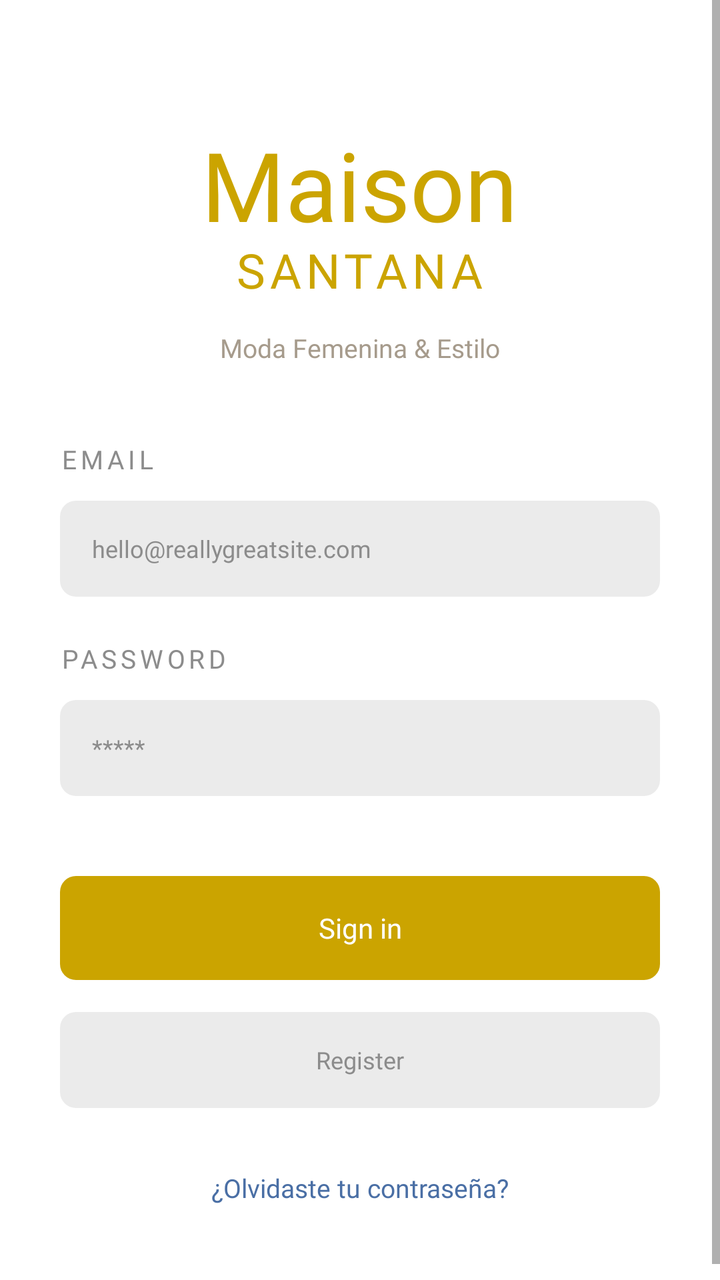
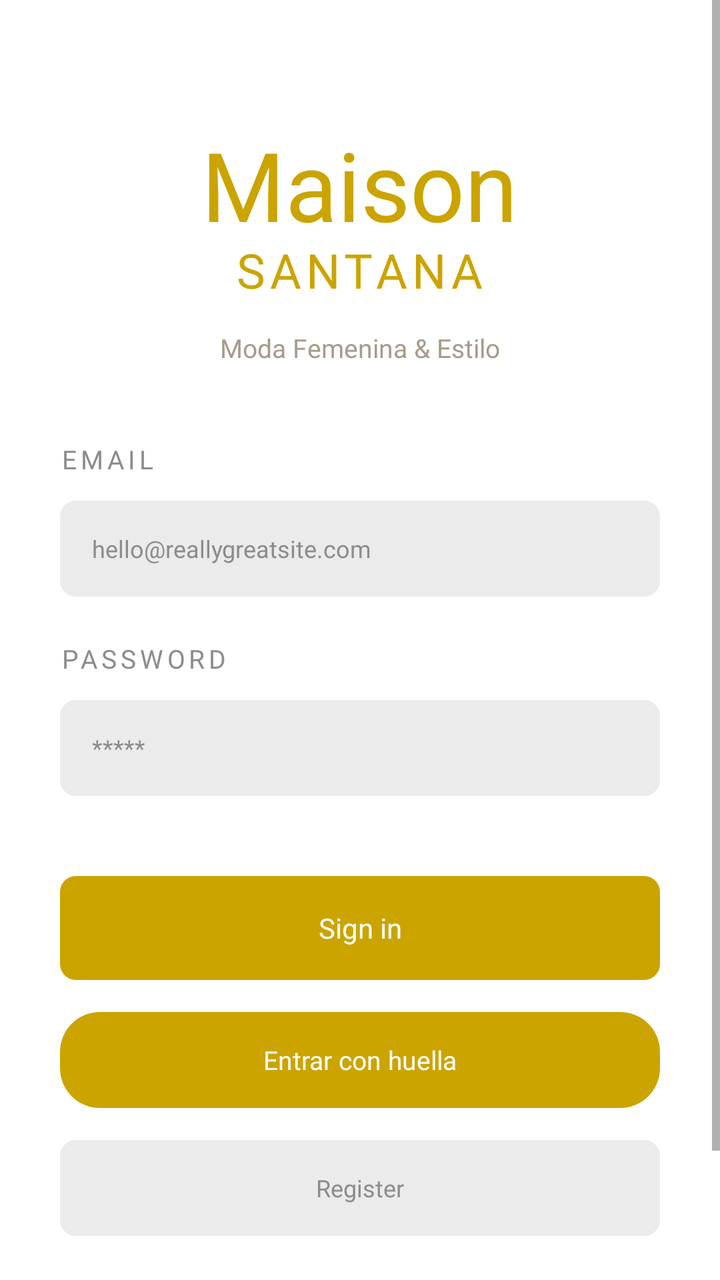

Before-and-after screenshots of an Android layout around one commit, followed by the original layout XML and the change that was made.
<!-- AndroidManifest.xml: application theme Theme.MaisonSantana -->
<!-- res/layout/activity_main.xml -->
<?xml version="1.0" encoding="utf-8"?>
<ScrollView xmlns:android="http://schemas.android.com/apk/res/android"
    android:layout_width="match_parent"
    android:layout_height="match_parent"
    android:background="@color/white"
    android:fillViewport="true">

    <LinearLayout
        android:layout_width="match_parent"
        android:layout_height="wrap_content"
        android:orientation="vertical"
        android:paddingStart="30dp"
        android:paddingEnd="30dp">

        <TextView
            android:layout_width="wrap_content"
            android:layout_height="wrap_content"
            android:layout_gravity="center_horizontal"
            android:layout_marginTop="60dp"
            android:fontFamily="@font/great_vibes"
            android:text="Maison"
            android:textColor="@color/gold"
            android:textSize="48sp" />

        <TextView
            android:layout_width="wrap_content"
            android:layout_height="wrap_content"
            android:layout_gravity="center_horizontal"
            android:layout_marginTop="-6dp"
            android:fontFamily="@font/inria_serif_regular"
            android:letterSpacing="0.1"
            android:text="SANTANA"
            android:textColor="@color/gold"
            android:textSize="24sp" />

        <TextView
            android:layout_width="wrap_content"
            android:layout_height="wrap_content"
            android:layout_gravity="center_horizontal"
            android:layout_marginTop="14dp"
            android:layout_marginBottom="38dp"
            android:fontFamily="@font/inria_serif_regular"
            android:text="@string/app_slogan"
            android:textColor="@color/text_slogan"
            android:textSize="13sp" />

        <TextView
            android:layout_width="wrap_content"
            android:layout_height="wrap_content"
            android:layout_marginBottom="12dp"
            android:fontFamily="@font/inria_serif_regular"
            android:letterSpacing="0.15"
            android:text="@string/label_email"
            android:textColor="@color/text_muted"
            android:textSize="13sp" />

        <EditText
            android:id="@+id/etCorreo"
            android:layout_width="match_parent"
            android:layout_height="48dp"
            android:autofillHints="emailAddress"
            android:background="@drawable/bg_input"
            android:fontFamily="@font/inria_serif_regular"
            android:hint="@string/hint_email"
            android:inputType="textEmailAddress"
            android:paddingStart="16dp"
            android:paddingEnd="16dp"
            android:singleLine="true"
            android:textColor="@color/text_dark"
            android:textColorHint="@color/text_muted"
            android:textSize="12sp" />

        <TextView
            android:layout_width="wrap_content"
            android:layout_height="wrap_content"
            android:layout_marginTop="22dp"
            android:layout_marginBottom="12dp"
            android:fontFamily="@font/inria_serif_regular"
            android:letterSpacing="0.15"
            android:text="@string/label_password"
            android:textColor="@color/text_muted"
            android:textSize="13sp" />

        <EditText
            android:id="@+id/etContrasena"
            android:layout_width="match_parent"
            android:layout_height="48dp"
            android:autofillHints="password"
            android:background="@drawable/bg_input"
            android:fontFamily="@font/inria_serif_regular"
            android:hint="@string/hint_password"
            android:inputType="textPassword"
            android:paddingStart="16dp"
            android:paddingEnd="16dp"
            android:singleLine="true"
            android:textColor="@color/text_dark"
            android:textColorHint="@color/text_muted"
            android:textSize="12sp" />

        <Button
            android:id="@+id/btnIngresar"
            android:layout_width="match_parent"
            android:layout_height="52dp"
            android:layout_marginTop="40dp"
            android:background="@drawable/bg_button_gold"
            android:backgroundTint="@null"
            android:fontFamily="@font/bree_serif"
            android:stateListAnimator="@null"
            android:text="@string/btn_sign_in"
            android:textAllCaps="false"
            android:textColor="@color/white"
            android:textSize="14sp" />

        <Button
            android:id="@+id/btnRegistro"
            android:layout_width="match_parent"
            android:layout_height="48dp"
            android:layout_marginTop="16dp"
            android:background="@drawable/bg_button_gray"
            android:backgroundTint="@null"
            android:fontFamily="@font/bree_serif"
            android:stateListAnimator="@null"
            android:text="@string/btn_register"
            android:textAllCaps="false"
            android:textColor="@color/text_muted"
            android:textSize="12sp" />

        <Button
            android:id="@+id/tvRecuperar"
            android:layout_width="match_parent"
            android:layout_height="48dp"
            android:layout_marginTop="16dp"
            android:layout_marginBottom="30dp"
            android:background="@android:color/transparent"
            android:fontFamily="@font/inria_serif_regular"
            android:stateListAnimator="@null"
            android:text="@string/forgot_password"
            android:textAllCaps="false"
            android:textColor="@color/link_blue"
            android:textSize="13sp" />

    </LinearLayout>
</ScrollView>
<!-- resources referenced by this layout -->
<resources>
  <color name="gold">#CBA400</color>
  <color name="link_blue">#4A6FA5</color>
  <color name="text_dark">#333333</color>
  <color name="text_muted">#8C8C8C</color>
  <color name="text_slogan">#A69B8C</color>
  <color name="white">#FFFFFFFF</color>
  <!-- drawable bg_button_gold (drawable) -->
  <?xml version="1.0" encoding="utf-8"?>
  <shape xmlns:android="http://schemas.android.com/apk/res/android"
      android:shape="rectangle">
      <solid android:color="@color/gold" />
      <corners android:radius="8dp" />
  </shape>
  <!-- drawable bg_button_gray (drawable) -->
  <?xml version="1.0" encoding="utf-8"?>
  <shape xmlns:android="http://schemas.android.com/apk/res/android"
      android:shape="rectangle">
      <solid android:color="@color/gray_input" />
      <corners android:radius="8dp" />
  </shape>
  <!-- drawable bg_input (drawable) -->
  <?xml version="1.0" encoding="utf-8"?>
  <shape xmlns:android="http://schemas.android.com/apk/res/android"
      android:shape="rectangle">
      <solid android:color="@color/gray_input" />
      <corners android:radius="8dp" />
  </shape>
  <string name="app_slogan">Moda Femenina &amp; Estilo</string>
  <string name="btn_register">Register</string>
  <string name="btn_sign_in">Sign in</string>
  <string name="forgot_password">¿Olvidaste tu contraseña?</string>
  <string name="hint_email">hello@reallygreatsite.com</string>
  <string name="hint_password">*****</string>
  <string name="label_email">EMAIL</string>
  <string name="label_password">PASSWORD</string>
  <style name="Theme.MaisonSantana" parent="Theme.AppCompat.Light.NoActionBar">
          <item name="colorPrimary">@color/gold</item>
          <item name="colorAccent">@color/gold</item>
      </style>
  <color name="gray_input">#EBEBEB</color>
</resources>

<!-- the commit's change to res/layout/activity_main.xml (unified diff, before → after) -->
@@ -112,6 +112,20 @@
             android:textSize="14sp" />
 
         <Button
+            android:id="@+id/btnHuella"
+            android:layout_width="match_parent"
+            android:layout_height="48dp"
+            android:layout_marginTop="16dp"
+            android:background="@drawable/bg_pill_gold"
+            android:backgroundTint="@null"
+            android:fontFamily="@font/bree_serif"
+            android:stateListAnimator="@null"
+            android:text="Entrar con huella"
+            android:textAllCaps="false"
+            android:textColor="@color/white"
+            android:textSize="13sp" />
+
+        <Button
             android:id="@+id/btnRegistro"
             android:layout_width="match_parent"
             android:layout_height="48dp"
<!-- resource entries referenced after the edit -->
@@ -27,6 +27,13 @@
       <solid android:color="@color/gray_input" />
       <corners android:radius="8dp" />
   </shape>
+  <!-- drawable bg_pill_gold (drawable) -->
+  <?xml version="1.0" encoding="utf-8"?>
+  <shape xmlns:android="http://schemas.android.com/apk/res/android"
+      android:shape="rectangle">
+      <solid android:color="@color/gold" />
+      <corners android:radius="20dp" />
+  </shape>
   <string name="app_slogan">Moda Femenina &amp; Estilo</string>
   <string name="btn_register">Register</string>
   <string name="btn_sign_in">Sign in</string>
